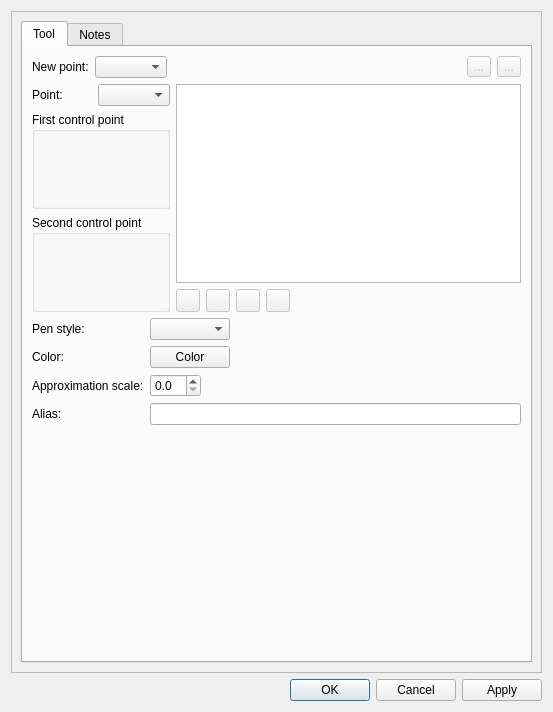
Before: the Qt Designer form src/libs/vtools/dialogs/tools/dialogsplinepath.ui in equinox-patterns/Ostara, drawn with Qt 5.
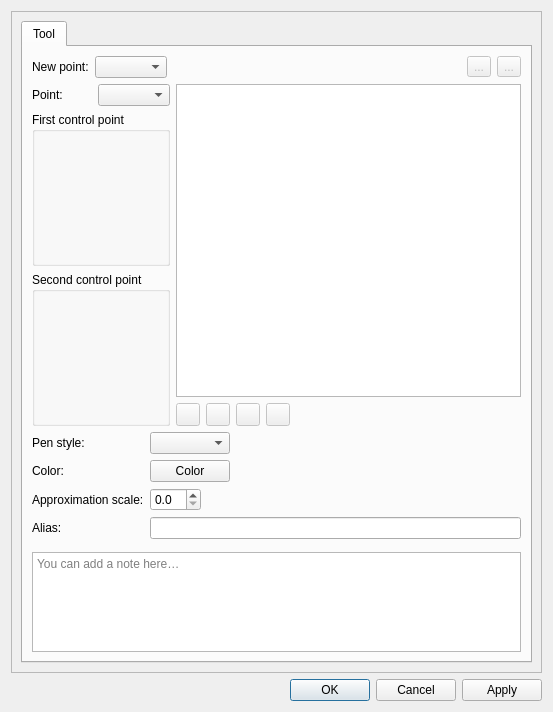
After: the same form once the commit is applied. Icons and pictures are not drawn. Custom widgets are drawn as their Qt base class.

Commit message: Dialog tools : notes → Tool, onglet Point, base point retiré

```diff
--- a/src/libs/vtools/dialogs/tools/dialogsplinepath.ui
+++ b/src/libs/vtools/dialogs/tools/dialogsplinepath.ui
@@ -339,27 +339,43 @@
             </layout>
            </item>
            <item>
-            <spacer name="verticalSpacer">
-             <property name="orientation">
-              <enum>Qt::Orientation::Vertical</enum>
+            <layout class="QHBoxLayout" name="notesSeparatorLayout">
+             <property name="leftMargin">
+              <number>33</number>
              </property>
-             <property name="sizeHint" stdset="0">
-              <size>
-               <width>20</width>
-               <height>40</height>
-              </size>
+             <property name="rightMargin">
+              <number>33</number>
              </property>
-            </spacer>
+             <item>
+              <widget class="QFrame" name="notesSeparator">
+               <property name="minimumSize">
+                <size>
+                 <width>0</width>
+                 <height>1</height>
+                </size>
+               </property>
+               <property name="maximumSize">
+                <size>
+                 <width>16777215</width>
+                 <height>1</height>
+                </size>
+               </property>
+              </widget>
+             </item>
+            </layout>
            </item>
-          </layout>
-         </widget>
-         <widget class="QWidget" name="tab_2">
-          <attribute name="title">
-           <string>Notes</string>
-          </attribute>
-          <layout class="QVBoxLayout" name="verticalLayout_8">
            <item>
-            <widget class="QPlainTextEdit" name="plainTextEditToolNotes"/>
+            <widget class="QPlainTextEdit" name="plainTextEditToolNotes">
+             <property name="placeholderText">
+              <string>You can add a note here…</string>
+             </property>
+             <property name="maximumSize">
+              <size>
+               <width>16777215</width>
+               <height>100</height>
+              </size>
+             </property>
+            </widget>
            </item>
           </layout>
          </widget>
```
The commit also changes 77 other files.
